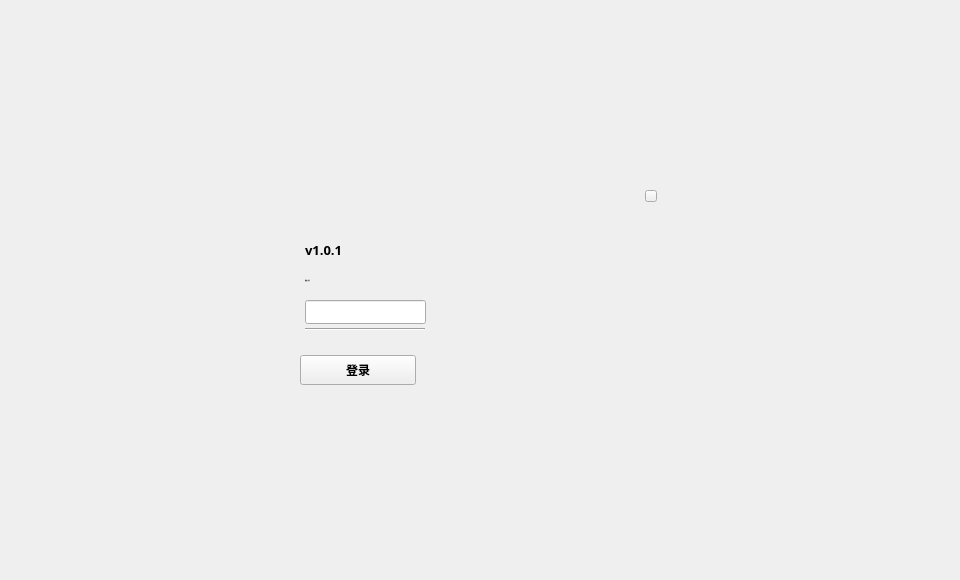
The window that LNKWallet/lockpage.ui (HcashOrg/hx-indicator) describes before a commit, drawn with Qt 5.
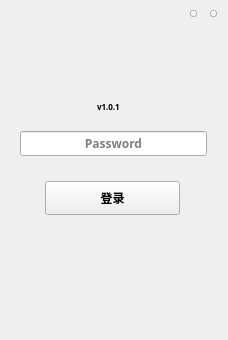
The same window after the commit.

The edit to the form file:
```diff
--- a/LNKWallet/lockpage.ui
+++ b/LNKWallet/lockpage.ui
@@ -6,8 +6,8 @@
    <rect>
     <x>0</x>
     <y>0</y>
-    <width>960</width>
-    <height>580</height>
+    <width>228</width>
+    <height>340</height>
    </rect>
   </property>
   <property name="font">
@@ -20,55 +20,11 @@
   <property name="windowTitle">
    <string>Form</string>
   </property>
-  <widget class="QLabel" name="label_pass">
-   <property name="geometry">
-    <rect>
-     <x>305</x>
-     <y>270</y>
-     <width>91</width>
-     <height>20</height>
-    </rect>
-   </property>
-   <property name="font">
-    <font>
-     <family>微软雅黑</family>
-     <pointsize>-1</pointsize>
-     <weight>50</weight>
-     <italic>false</italic>
-     <bold>false</bold>
-    </font>
-   </property>
-   <property name="styleSheet">
-    <string notr="true">QLabel{color:rgb(51,51,51);font: 12px &quot;微软雅黑&quot;;}
-</string>
-   </property>
-   <property name="text">
-    <string>请输入密码</string>
-   </property>
-  </widget>
-  <widget class="QLabel" name="label_version">
-   <property name="geometry">
-    <rect>
-     <x>305</x>
-     <y>240</y>
-     <width>80</width>
-     <height>20</height>
-    </rect>
-   </property>
-   <property name="font">
-    <font>
-     <pointsize>10</pointsize>
-    </font>
-   </property>
-   <property name="text">
-    <string>v1.0.1</string>
-   </property>
-  </widget>
   <widget class="QLabel" name="tipLabel">
    <property name="geometry">
     <rect>
-     <x>310</x>
-     <y>330</y>
+     <x>40</x>
+     <y>160</y>
      <width>200</width>
      <height>20</height>
     </rect>
@@ -88,48 +44,13 @@
     <set>Qt::AlignLeading|Qt::AlignLeft|Qt::AlignVCenter</set>
    </property>
   </widget>
-  <widget class="QToolButton" name="enterBtn">
+  <widget class="QToolButton" name="miniBtn">
    <property name="geometry">
     <rect>
-     <x>300</x>
-     <y>355</y>
-     <width>116</width>
-     <height>30</height>
-    </rect>
-   </property>
-   <property name="cursor">
-    <cursorShape>PointingHandCursor</cursorShape>
-   </property>
-   <property name="focusPolicy">
-    <enum>Qt::NoFocus</enum>
-   </property>
-   <property name="styleSheet">
-    <string notr="true"/>
-   </property>
-   <property name="text">
-    <string>登录</string>
-   </property>
-  </widget>
-  <widget class="Line" name="line">
-   <property name="geometry">
-    <rect>
-     <x>305</x>
-     <y>328</y>
-     <width>120</width>
-     <height>3</height>
-    </rect>
-   </property>
-   <property name="orientation">
-    <enum>Qt::Horizontal</enum>
-   </property>
-  </widget>
-  <widget class="QToolButton" name="closeBtn">
-   <property name="geometry">
-    <rect>
-     <x>645</x>
-     <y>190</y>
-     <width>12</width>
-     <height>12</height>
+     <x>190</x>
+     <y>10</y>
+     <width>7</width>
+     <height>7</height>
     </rect>
    </property>
    <property name="cursor">
@@ -142,13 +63,34 @@
     <string/>
    </property>
   </widget>
+  <widget class="QLabel" name="label_version">
+   <property name="geometry">
+    <rect>
+     <x>97</x>
+     <y>97</y>
+     <width>80</width>
+     <height>20</height>
+    </rect>
+   </property>
+   <property name="font">
+    <font>
+     <pointsize>-1</pointsize>
+    </font>
+   </property>
+   <property name="styleSheet">
+    <string notr="true">font-size: 8px;</string>
+   </property>
+   <property name="text">
+    <string>v1.0.1</string>
+   </property>
+  </widget>
   <widget class="QLineEdit" name="pwdLineEdit">
    <property name="geometry">
     <rect>
-     <x>305</x>
-     <y>300</y>
-     <width>121</width>
-     <height>24</height>
+     <x>20</x>
+     <y>131</y>
+     <width>187</width>
+     <height>25</height>
     </rect>
    </property>
    <property name="font">
@@ -166,19 +108,63 @@
     <enum>QLineEdit::Password</enum>
    </property>
    <property name="alignment">
-    <set>Qt::AlignLeading|Qt::AlignLeft|Qt::AlignVCenter</set>
+    <set>Qt::AlignCenter</set>
+   </property>
+   <property name="placeholderText">
+    <string>Password</string>
    </property>
    <property name="clearButtonEnabled">
     <bool>false</bool>
    </property>
   </widget>
-  <widget class="QLabel" name="welcome_label">
+  <widget class="QToolButton" name="closeBtn">
    <property name="geometry">
     <rect>
-     <x>305</x>
-     <y>190</y>
-     <width>100</width>
-     <height>45</height>
+     <x>210</x>
+     <y>10</y>
+     <width>7</width>
+     <height>7</height>
+    </rect>
+   </property>
+   <property name="cursor">
+    <cursorShape>PointingHandCursor</cursorShape>
+   </property>
+   <property name="focusPolicy">
+    <enum>Qt::NoFocus</enum>
+   </property>
+   <property name="text">
+    <string/>
+   </property>
+  </widget>
+  <widget class="QToolButton" name="enterBtn">
+   <property name="geometry">
+    <rect>
+     <x>45</x>
+     <y>181</y>
+     <width>135</width>
+     <height>34</height>
+    </rect>
+   </property>
+   <property name="cursor">
+    <cursorShape>PointingHandCursor</cursorShape>
+   </property>
+   <property name="focusPolicy">
+    <enum>Qt::NoFocus</enum>
+   </property>
+   <property name="styleSheet">
+    <string notr="true"/>
+   </property>
+   <property name="text">
+    <string>登录</string>
+   </property>
+  </widget>
+  <widget class="QLabel" name="welcome">
+   <property name="geometry">
+    <rect>
+     <x>72</x>
+     <y>82</y>
+     <width>78</width>
+     <height>15</height>
     </rect>
    </property>
    <property name="font">
```
